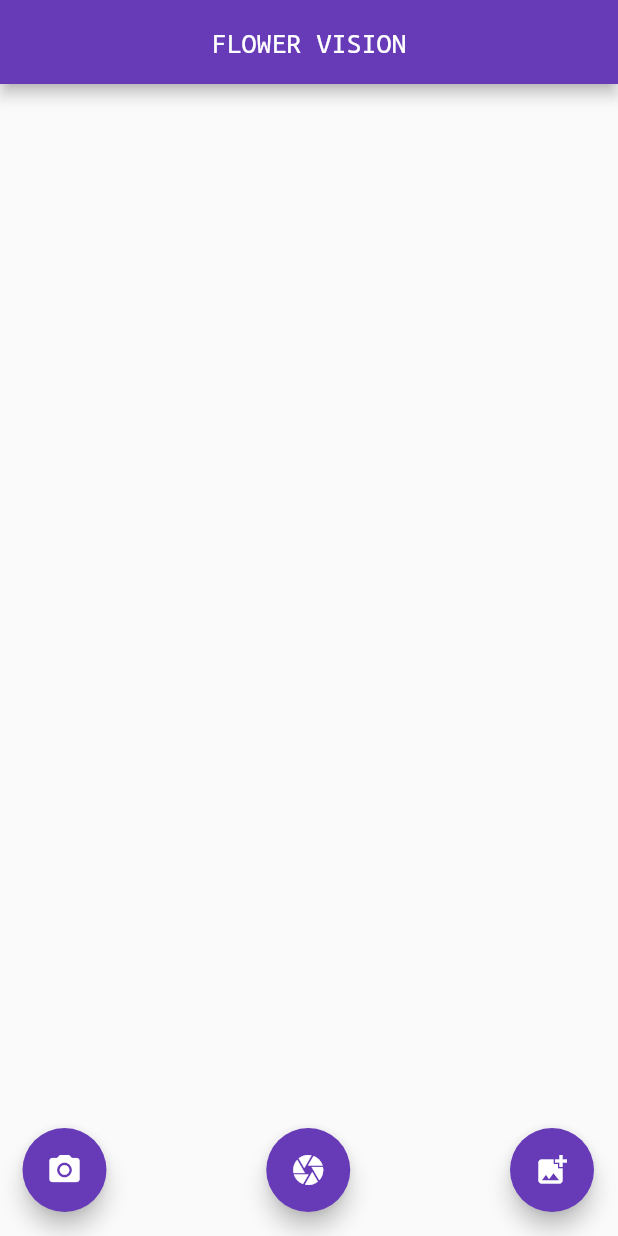
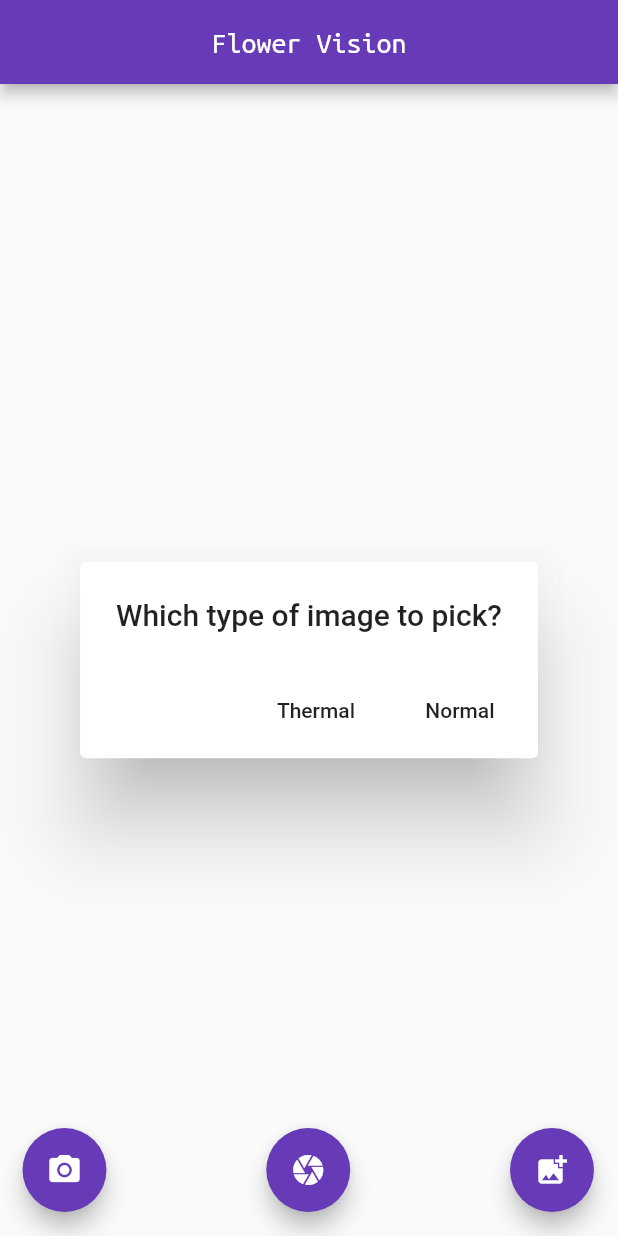
Before and after one commit to Priya-81199/Detection_of_Artificially_Ripened_Fruit, a Flutter app: the screen it shows after launch, after a tap on the "add photo alternate" icon, on a phone screen of 412 x 824 dp. Run offline on Flutter 3.47's test engine with Material 2 defaults, Android fonts, the phone set to English and light mode, and no system bars; our stand-ins replace image_picker; missing offline and left inert: device_apps, tflite, tflite_flutter.

Commit message:
Changed the TFlite model.

```diff
--- a/lib/main.dart
+++ b/lib/main.dart
@@ -23,17 +23,25 @@ class _MyAppState extends State<MyApp> {
   List _outputs;
   File _image;
   bool _loading = false;
+  String _model = 'thermal';
+  bool val = false;
 
   @override
   void initState() {
     super.initState();
+   onSelect(_model);
+  }
+  onSelect(model) {
+      setState(() {
       _loading = true;
-
+      _model = model;
       loadModel().then((value) {
         setState(() {
           _loading = false;
         });
       });
+    });
+
   }
 
   @override
@@ -43,7 +51,7 @@ class _MyAppState extends State<MyApp> {
       appBar: AppBar(
         title: Center(
           child: const Text(
-              'FLOWER VISION',
+              'Flower Vision',
               style:TextStyle(
                   fontFamily: 'Mono',
             )
@@ -53,12 +61,25 @@ class _MyAppState extends State<MyApp> {
 
       ),
       body: _loading
-          ? Container(
+          ? Center(
+            child: Container(
                 alignment: Alignment.center,
                 child: CircularProgressIndicator(),
+              ),
           )
-          : SingleChildScrollView(
-            child: Container(
+          : Center(
+            child: SingleChildScrollView(
+              child: val?
+              AlertDialog(
+                title: Text("Which type of image to pick?"),
+                actions: [
+                  FlatButton(onPressed: () => { pickImage('thermal') }, child: Text("Thermal")),
+                  FlatButton(onPressed: () => { pickImage('normal') }, child: Text("Normal"))
+                ],
+
+              )
+
+              :Container(
         width: MediaQuery.of(context).size.width,
         child: Stack(
               //crossAxisAlignment: CrossAxisAlignment.center,
@@ -66,17 +87,18 @@ class _MyAppState extends State<MyApp> {
 
             children: [
                 _image == null ? Container() : AspectRatio(
-                  aspectRatio: 0.69,
-                  child: Image.file(_image)),
+                    aspectRatio: 0.77,
+                    child: Image.file(_image)
+                ),
                 SizedBox(
                   height: 20,
                 ),
                 _outputs != null
                     ? Positioned(
                   left:10,
-                bottom: 10,
+                  bottom: 100,
                       child: Text(
-                    "${noClass()} : "
+                      "${_outputs[0]["label"]} : "
                       "${_outputs[0]["confidence"]}\n"
                       "$time_in_ms ms",
                   style: TextStyle(
@@ -92,6 +114,7 @@ class _MyAppState extends State<MyApp> {
         ),
       ),
             ),
+          ),
         floatingActionButton: Stack(
           children: <Widget>[
             Padding(
@@ -99,7 +122,7 @@ class _MyAppState extends State<MyApp> {
               child: Align(
                 alignment: Alignment.bottomLeft,
                 child: FloatingActionButton(
-                  onPressed: clickImage,
+                  onPressed: () => clickImage('normal'),
                   child: Icon(Icons.camera_alt),
                   backgroundColor: Colors.deepPurple,
                 ),
@@ -108,7 +131,7 @@ class _MyAppState extends State<MyApp> {
             Align(
               alignment: Alignment.bottomRight,
               child: FloatingActionButton(
-                onPressed: pickImage,
+                onPressed: () => showAlert1(),
                 child: Icon(Icons.add_photo_alternate),
                 backgroundColor: Colors.deepPurple,
               ),
@@ -118,7 +141,9 @@ class _MyAppState extends State<MyApp> {
               child: Align(
                 alignment: Alignment.bottomCenter,
                 child: FloatingActionButton(
-                  onPressed: thermalImage,
+                  onPressed : () =>
+                    thermalImage('thermal'),
+
                   child: Icon(Icons.camera),
                   backgroundColor: Colors.deepPurple,
                 ),
@@ -128,39 +153,39 @@ class _MyAppState extends State<MyApp> {
         )
     );
   }
-  noClass (){
-    _loading = true;
-    var label;
-    if(_outputs[0]["confidence"] > 0.90)
-      label = _outputs[0]["label"];
-    else
-      label = "No_Class";
-    _loading = false;
-    return label;
 
+
+  void showAlert1() {
+    setState(() {
+    });
+    val = true;
+  }
+  void reset(){
+    setState(() {
+    });
+    val = false;
   }
 
-
-  pickImage() async {
+  pickImage(String model) async {
     var image = await ImagePicker.pickImage(source: ImageSource.gallery);
     if (image == null) return null;
     setState(() {
       _loading = true;
       _image = image;
     });
-    classifyImage(image);
+    await classifyImage(image,model);
 
   }
-  clickImage() async {
+  clickImage(String model) async {
     var image1 = await ImagePicker.pickImage(source: ImageSource.camera);
     if (image1 == null) return null;
     setState(() {
       _loading = true;
       _image = image1;
     });
-    classifyImage(image1);
+    await classifyImage(image1,model);
   }
-  thermalImage() async {
+  thermalImage(String model) async {
     DeviceApps.openApp('com.tyriansystems.SeekThermal');
     var image2 = await ImagePicker.pickImage(source: ImageSource.gallery);
     if (image2 == null) return null;
@@ -168,14 +193,16 @@ class _MyAppState extends State<MyApp> {
       _loading = true;
       _image = image2;
     });
-    classifyImage(image2);
+    await classifyImage(image2,model);
   }
 
 
 
-  classifyImage(File image) async {
-
-    final stopwatch = await Stopwatch()..start();
+  classifyImage(File image,String model) async {
+    await reset();
+    await onSelect(model);
+    print("Classification started...");
+    final stopwatch =  Stopwatch()..start();
     var output = await Tflite.runModelOnImage(
       path: image.path,
       numResults: 2,
@@ -184,39 +211,40 @@ class _MyAppState extends State<MyApp> {
       imageStd: 127.5,
 
     );
+
     time_in_ms = stopwatch.elapsedMilliseconds;
-    print('classified in ${time_in_ms}');
+    print('classified in $time_in_ms');
     setState(() {
       _loading = false;
       _outputs = output;
     });
+
+
   }
 
+
   loadModel() async {
-    await Tflite.loadModel(
+    dispose();
+      String res;
+      if (_model == 'normal') {
+        print("Inside the normal model");
+        res = await Tflite.loadModel(
           model: "assets/model_unquant.tflite",
           labels: "assets/labels.txt",
         );
-    set_backend();
+      } else {
+        print("Inside the thermal model");
+        res = await Tflite.loadModel(
+          model: "assets/model_unquant.tflite",
+          labels: "assets/labels.txt",
+        );
       }
-  set_backend() async{
+      print(res);
 
-    final gpuDelegateV2 = GpuDelegateV2(
-        options: GpuDelegateOptionsV2(
-          false,
-          TfLiteGpuInferenceUsage.fastSingleAnswer,
-          TfLiteGpuInferencePriority.minLatency,
-          TfLiteGpuInferencePriority.auto,
-          TfLiteGpuInferencePriority.auto,
-        ));
-
-    var interpreterOptions = InterpreterOptions()..addDelegate(gpuDelegateV2);
-    final interpreter = await Interpreter.fromAsset('model_unquant.tflite', options: interpreterOptions);
   }
-
   @override
-  void dispose() {
-    Tflite.close();
+  void dispose() async {
+    await Tflite.close();
     super.dispose();
   }
 }
```
Also changed, not shown: pubspec.yaml (+2 -42 lines), assets/1.png (deleted), pubspec.lock, 3 other files. Lines whose indentation alone changed are shown as unchanged.
